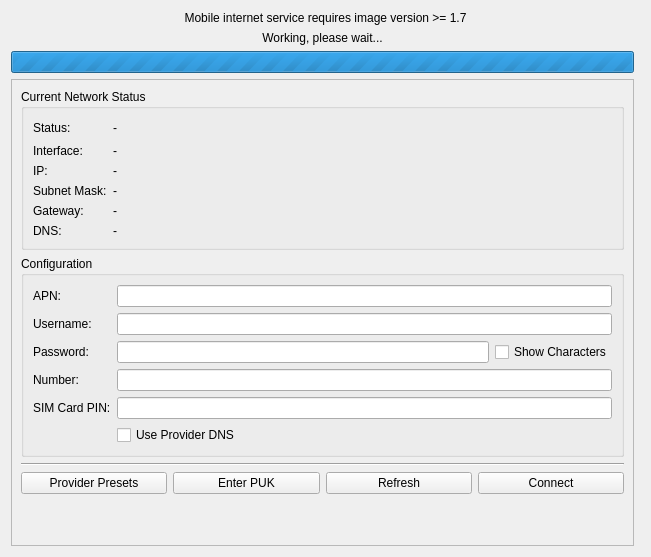
Old version of the form src/brickv/plugin_system/plugins/red/ui/red_tab_settings_mobile_internet.ui in the repository Tinkerforge/brickv.
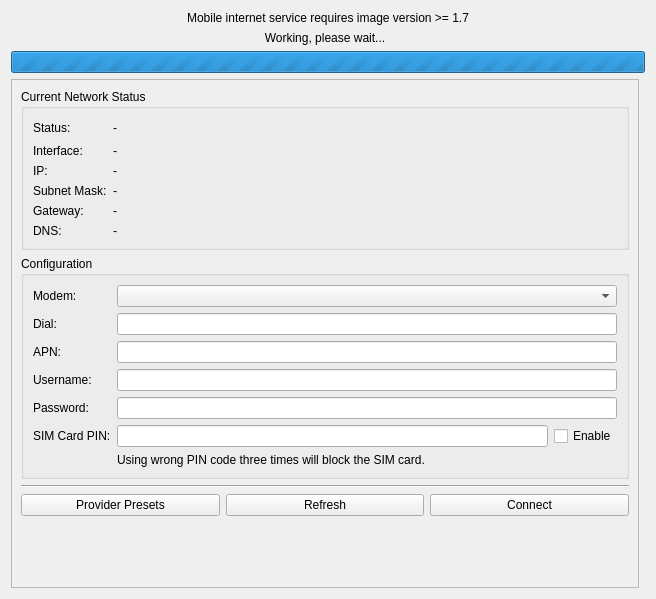
New version of the form.

Commit message: red-brick: GUI changes as sakis3g and umtskeeper will be used instead of wvdial

Diff of the .ui file:
```diff
--- a/src/brickv/plugin_system/plugins/red/ui/red_tab_settings_mobile_internet.ui
+++ b/src/brickv/plugin_system/plugins/red/ui/red_tab_settings_mobile_internet.ui
@@ -6,24 +6,14 @@
    <rect>
     <x>0</x>
     <y>0</y>
-    <width>651</width>
-    <height>557</height>
+    <width>656</width>
+    <height>599</height>
    </rect>
   </property>
   <property name="windowTitle">
    <string>Form</string>
   </property>
   <layout class="QGridLayout" name="gridLayout_5">
-   <item row="2" column="0">
-    <widget class="QProgressBar" name="pbar_mi_working_wait">
-     <property name="maximum">
-      <number>0</number>
-     </property>
-     <property name="value">
-      <number>-1</number>
-     </property>
-    </widget>
-   </item>
    <item row="1" column="0">
     <widget class="QLabel" name="label_mi_working_wait">
      <property name="text">
@@ -44,8 +34,8 @@
        <rect>
         <x>0</x>
         <y>0</y>
-        <width>623</width>
-        <height>464</height>
+        <width>628</width>
+        <height>506</height>
        </rect>
       </property>
       <layout class="QGridLayout" name="gridLayout_4">
@@ -171,13 +161,6 @@
            </property>
           </widget>
          </item>
-         <item>
-          <widget class="QPushButton" name="pbutton_mi_enter_puk">
-           <property name="text">
-            <string>Enter PUK</string>
-           </property>
-          </widget>
-         </item>
          <item>
           <widget class="QPushButton" name="pbutton_mi_refresh">
            <property name="text">
@@ -200,20 +183,20 @@
           <string>Configuration</string>
          </property>
          <layout class="QGridLayout" name="gridLayout_2">
-          <item row="0" column="1" colspan="2">
+          <item row="2" column="1" colspan="2">
            <widget class="QLineEdit" name="ledit_mi_apn"/>
           </item>
-          <item row="3" column="0">
-           <widget class="QLabel" name="label_4">
+          <item row="0" column="1" colspan="2">
+           <widget class="QComboBox" name="comboBox"/>
+          </item>
+          <item row="6" column="2">
+           <widget class="QCheckBox" name="checkBox">
             <property name="text">
-             <string>Username:</string>
+             <string>Enable</string>
             </property>
            </widget>
           </item>
-          <item row="4" column="1">
-           <widget class="QLineEdit" name="ledit_mi_password"/>
-          </item>
-          <item row="0" column="0">
+          <item row="2" column="0">
            <widget class="QLabel" name="label_3">
             <property name="text">
              <string>APN:</string>
@@ -227,47 +210,57 @@
             </property>
            </widget>
           </item>
-          <item row="4" column="0">
-           <widget class="QLabel" name="label_5">
-            <property name="text">
-             <string>Password:</string>
-            </property>
-           </widget>
-          </item>
-          <item row="4" column="2">
-           <widget class="QCheckBox" name="chkbox_mi_show_password">
-            <property name="text">
-             <string>Show Characters</string>
-            </property>
-           </widget>
-          </item>
-          <item row="3" column="1" colspan="2">
-           <widget class="QLineEdit" name="ledit_mi_username"/>
-          </item>
-          <item row="7" column="1" colspan="2">
-           <widget class="QCheckBox" name="chkbox_mi_use_provider_dns">
-            <property name="text">
-             <string>Use Provider DNS</string>
-            </property>
-           </widget>
-          </item>
-          <item row="6" column="1" colspan="2">
+          <item row="6" column="1">
            <widget class="QLineEdit" name="ledit_mi_sim_pin">
             <property name="maxLength">
              <number>32</number>
             </property>
            </widget>
           </item>
+          <item row="7" column="1" colspan="2">
+           <widget class="QLabel" name="label">
+            <property name="text">
+             <string>Using wrong PIN code three times will block the SIM card.</string>
+            </property>
+           </widget>
+          </item>
+          <item row="4" column="1" colspan="2">
+           <widget class="QLineEdit" name="ledit_mi_username"/>
+          </item>
           <item row="5" column="0">
+           <widget class="QLabel" name="label_5">
+            <property name="text">
+             <string>Password:</string>
+            </property>
+           </widget>
+          </item>
+          <item row="4" column="0">
+           <widget class="QLabel" name="label_4">
+            <property name="text">
+             <string>Username:</string>
+            </property>
+           </widget>
+          </item>
+          <item row="0" column="0">
+           <widget class="QLabel" name="label_20">
+            <property name="text">
+             <string>Modem:</string>
+            </property>
+           </widget>
+          </item>
+          <item row="1" column="0">
            <widget class="QLabel" name="label_2">
             <property name="text">
-             <string>Number:</string>
+             <string>Dial:</string>
             </property>
            </widget>
           </item>
-          <item row="5" column="1" colspan="2">
+          <item row="1" column="1" colspan="2">
            <widget class="QLineEdit" name="ledit_mi_number"/>
           </item>
+          <item row="5" column="1" colspan="2">
+           <widget class="QLineEdit" name="ledit_mi_password"/>
+          </item>
          </layout>
         </widget>
        </item>
@@ -298,6 +291,19 @@
      </property>
     </widget>
    </item>
+   <item row="2" column="0" colspan="2">
+    <widget class="QProgressBar" name="pbar_mi_working_wait">
+     <property name="maximum">
+      <number>0</number>
+     </property>
+     <property name="value">
+      <number>-1</number>
+     </property>
+     <property name="textVisible">
+      <bool>false</bool>
+     </property>
+    </widget>
+   </item>
   </layout>
  </widget>
  <resources/>
```
The commit also changes 6 other files.
